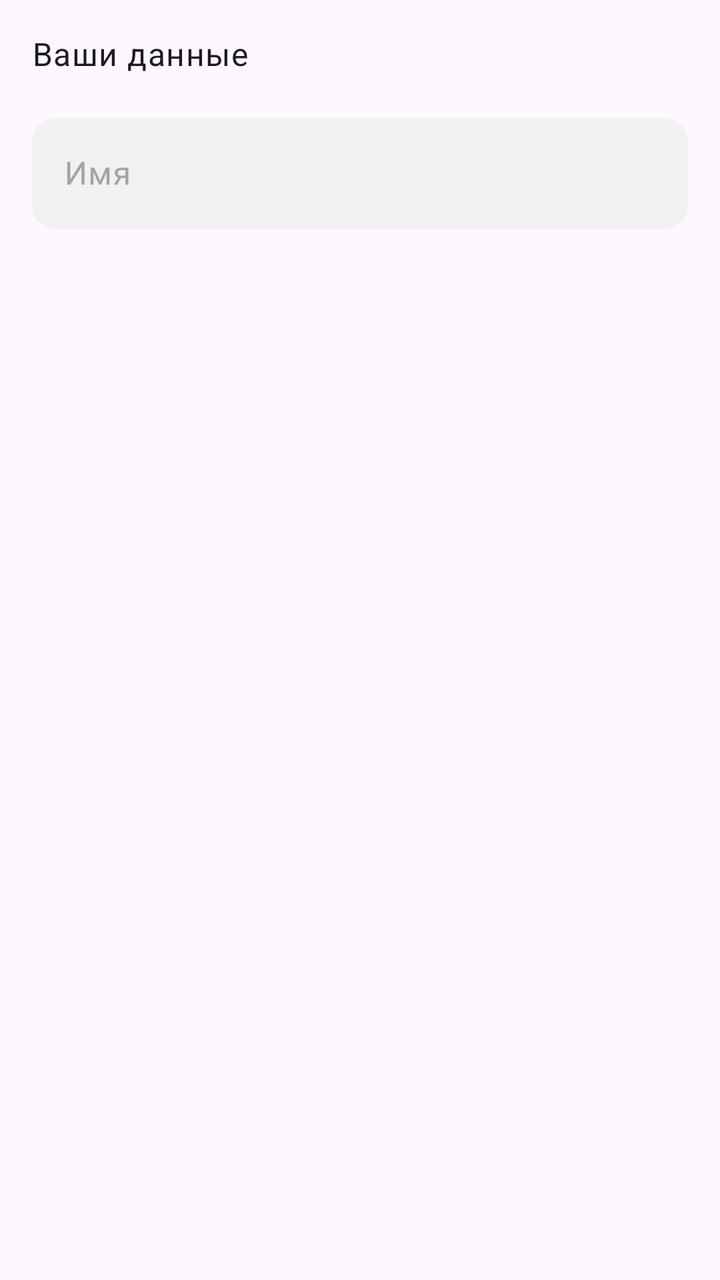
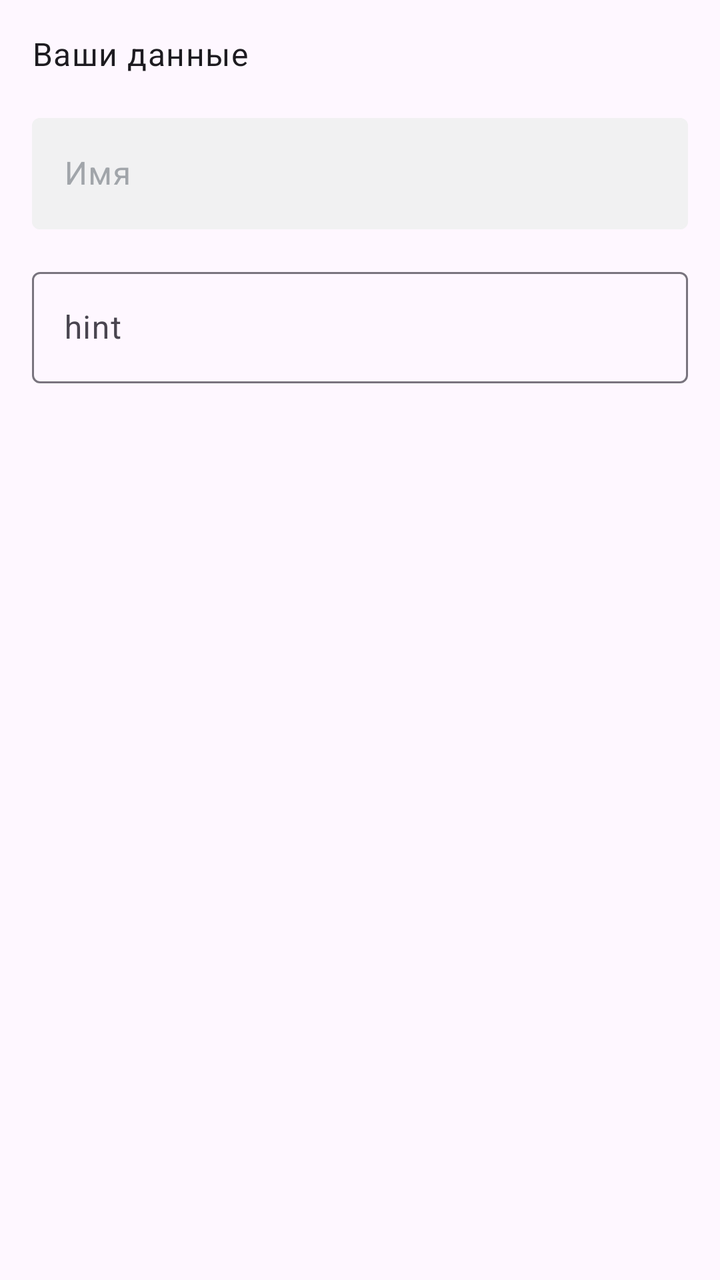

Two renders of the same Android screen: before a commit and after it. Below are the layout's source before the change and the commit's diff.
<!-- AndroidManifest.xml: application theme Theme.KorotaevaHomework -->
<!-- res/layout/fragment_form.xml -->
<?xml version="1.0" encoding="utf-8"?>
<LinearLayout xmlns:android="http://schemas.android.com/apk/res/android"
    xmlns:app="http://schemas.android.com/apk/res-auto"
    xmlns:tools="http://schemas.android.com/tools"
    android:layout_width="match_parent"
    android:layout_height="match_parent"
    android:orientation="vertical"
    android:padding="16.dp"
    tools:context=".form.FormFragment">

    <TextView
        style="@style/TextAppearance.Material3.BodyLarge"
        android:layout_width="wrap_content"
        android:layout_height="wrap_content"
        android:text="@string/your_data" />

    <com.google.android.material.textfield.TextInputLayout
        android:id="@+id/fir_surname"
        android:layout_width="match_parent"
        android:layout_height="wrap_content"
        android:layout_marginVertical="16.dp"
        android:textColorHint="?attr/colorOnSecondary"
        app:cursorColor="?attr/colorOnSurface"
        app:hintTextColor="?attr/colorOnBackground">

        <com.google.android.material.textfield.TextInputEditText
            android:id="@+id/ed_surname"
            android:layout_width="match_parent"
            android:layout_height="wrap_content"
            android:background="@drawable/edit_text"
            android:hint="@string/name" />
    </com.google.android.material.textfield.TextInputLayout>


</LinearLayout>
<!-- resources referenced by this layout -->
<resources>
  <!-- drawable edit_text (drawable) -->
  <?xml version="1.0" encoding="utf-8"?>
  <shape xmlns:android="http://schemas.android.com/apk/res/android">
      <solid android:color="?attr/myInputBackground"/>
      <corners android:radius="12dp"/>
  </shape>
  <string name="name">Имя</string>
  <string name="your_data">Ваши данные</string>
  <style name="Theme.KorotaevaHomework" parent="Base.Theme.KorotaevaHomework" />
  <style name="Base.Theme.KorotaevaHomework" parent="Theme.Material3.DayNight.NoActionBar">
          <item name="myInputBackground">@color/bg_day_secondary</item>
          <item name="colorOnSecondary">@color/font_day_disable</item>
          <item name="colorOnBackground">@color/font_day_secondary</item>
      </style>
  <color name="bg_day_secondary">#FFF1F1F2</color>
  <color name="font_day_disable">#FFA1A5AA</color>
  <color name="font_day_secondary">#FF73787F</color>
</resources>

<!-- the commit's change to res/layout/fragment_form.xml (unified diff, before → after) -->
@@ -20,6 +20,9 @@
         android:layout_height="wrap_content"
         android:layout_marginVertical="16.dp"
         android:textColorHint="?attr/colorOnSecondary"
+        app:boxBackgroundColor="@color/edit_text_bg_selector"
+        app:boxBackgroundMode="outline"
+        app:boxStrokeColor="@color/edit_text_stroke_selector"
         app:cursorColor="?attr/colorOnSurface"
         app:hintTextColor="?attr/colorOnBackground">
 
@@ -27,8 +30,18 @@
             android:id="@+id/ed_surname"
             android:layout_width="match_parent"
             android:layout_height="wrap_content"
-            android:background="@drawable/edit_text"
+
             android:hint="@string/name" />
+    </com.google.android.material.textfield.TextInputLayout>
+
+    <com.google.android.material.textfield.TextInputLayout
+        android:layout_width="match_parent"
+        android:layout_height="match_parent">
+
+        <com.google.android.material.textfield.TextInputEditText
+            android:layout_width="match_parent"
+            android:layout_height="wrap_content"
+            android:hint="hint" />
     </com.google.android.material.textfield.TextInputLayout>
 
 
<!-- resource entries referenced after the edit -->
@@ -1,20 +1,16 @@
 <!-- resources referenced by this layout -->
 <resources>
-  <!-- drawable edit_text (drawable) -->
-  <?xml version="1.0" encoding="utf-8"?>
-  <shape xmlns:android="http://schemas.android.com/apk/res/android">
-      <solid android:color="?attr/myInputBackground"/>
-      <corners android:radius="12dp"/>
-  </shape>
   <string name="name">Имя</string>
   <string name="your_data">Ваши данные</string>
   <style name="Theme.KorotaevaHomework" parent="Base.Theme.KorotaevaHomework" />
   <style name="Base.Theme.KorotaevaHomework" parent="Theme.Material3.DayNight.NoActionBar">
           <item name="myInputBackground">@color/bg_day_secondary</item>
+          <item name="myBorderBackground">@color/border_day</item>
           <item name="colorOnSecondary">@color/font_day_disable</item>
           <item name="colorOnBackground">@color/font_day_secondary</item>
       </style>
   <color name="bg_day_secondary">#FFF1F1F2</color>
+  <color name="border_day">#FF959698</color>
   <color name="font_day_disable">#FFA1A5AA</color>
   <color name="font_day_secondary">#FF73787F</color>
 </resources>
